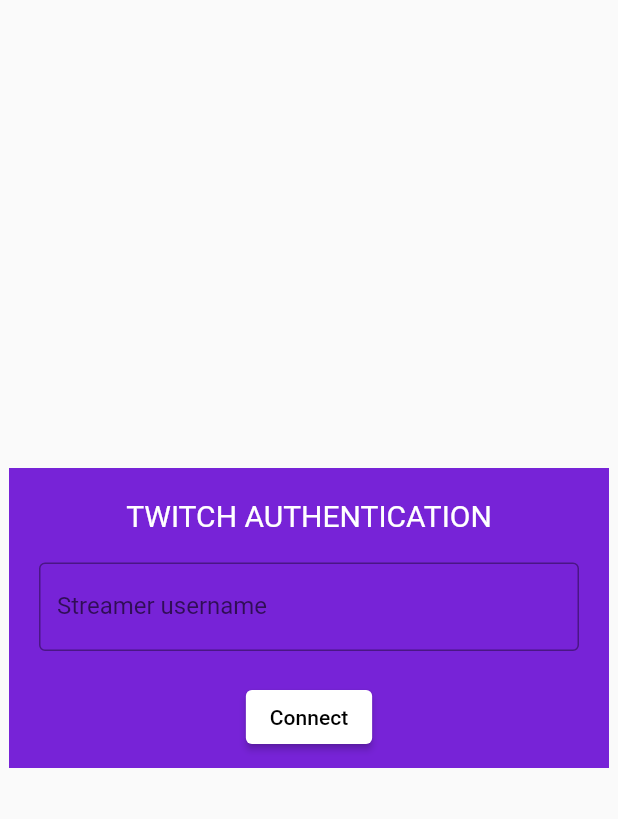
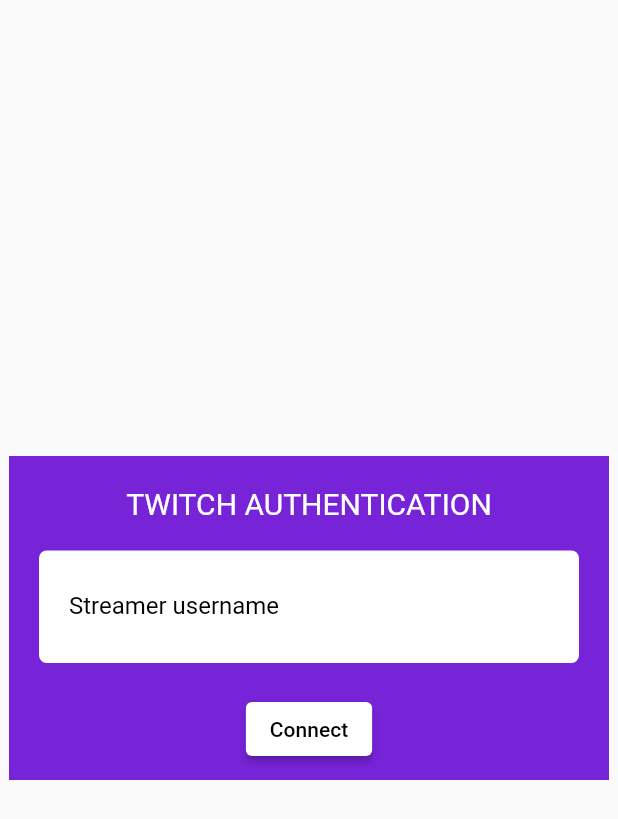
Before and after one commit to pariterre/twitch_manager, a Flutter app: the screen it shows after launch, on a phone screen of 412 x 824 dp. Shown: the top 819 px of the screen. Run offline on Flutter 3.47's test engine with Material 2 defaults, Android fonts, the phone set to English and light mode, and no system bars; our stand-ins replace shared_preferences.

```diff
--- a/lib/twitch_authentication_screen.dart
+++ b/lib/twitch_authentication_screen.dart
@@ -127,16 +127,16 @@ class _TwitchAuthenticationScreenState
     prefs.setString('moderator_username', moderatorUsername);
   }
 
-  Widget _buildWaitWhileLogging() {
+  Widget _buildWaitingMessage(String message) {
     return Column(
       mainAxisAlignment: MainAxisAlignment.center,
-      children: const [
+      children: [
         Center(
             child: Text(
-          'Please wait while we are logging you',
-          style: TextStyle(color: Colors.white),
+          message,
+          style: const TextStyle(color: Colors.white),
         )),
-        Padding(
+        const Padding(
           padding: EdgeInsets.all(8),
           child: CircularProgressIndicator(color: Colors.amber),
         ),
@@ -149,28 +149,78 @@ class _TwitchAuthenticationScreenState
   }
 
   Widget _buildLogginForms() {
-    return Column(
+    return Theme(
+      data: ThemeData(
+        inputDecorationTheme: const InputDecorationTheme(
+          labelStyle: TextStyle(color: Colors.black),
+          hintStyle: TextStyle(color: Colors.black),
+          border: OutlineInputBorder(),
+          filled: true,
+          fillColor: Colors.white,
+          enabledBorder:
+              OutlineInputBorder(borderSide: BorderSide(color: Colors.white)),
+          focusedBorder:
+              OutlineInputBorder(borderSide: BorderSide(color: Colors.white)),
+        ),
+      ),
+      child: Column(
         children: [
-        TextFormField(
+          Container(
+            padding: const EdgeInsets.all(8.0),
+            decoration: BoxDecoration(
+                color: Colors.white, borderRadius: BorderRadius.circular(5)),
+            child: TextFormField(
               onChanged: (newName) => streamerUsername = newName,
-          decoration: const InputDecoration(
-            border: OutlineInputBorder(),
-            labelText: 'Streamer username',
+              decoration: const InputDecoration(labelText: 'Streamer username'),
+              style: const TextStyle(color: Colors.black),
+              validator: (value) => value == null || value.isEmpty
+                  ? 'Please write a username'
+                  : null,
             ),
-          validator: (value) =>
-              value == null || value.isEmpty ? 'Please write a username' : null,
           ),
           const SizedBox(height: 8),
           if (widget.withModerator)
-          TextFormField(
+            Container(
+              padding: const EdgeInsets.all(8.0),
+              decoration: BoxDecoration(
+                  color: Colors.white, borderRadius: BorderRadius.circular(5)),
+              child: TextFormField(
                 onChanged: (newName) => moderatorUsername = newName,
-            decoration: const InputDecoration(
-              border: OutlineInputBorder(),
-              labelText: 'Moderator username',
-            ),
+                decoration:
+                    const InputDecoration(labelText: 'Moderator username'),
                 validator: (value) => value == null || value.isEmpty
                     ? 'Please write a moderator username'
                     : null,
+              ),
+            ),
+        ],
+      ),
+    );
+  }
+
+  Widget _buildConnexionGui() {
+    return Column(
+      children: [
+        if (_status == _ConnexionStatus.waitToEstablishConnexion)
+          Padding(
+            padding: const EdgeInsets.symmetric(horizontal: 20.0),
+            child: _buildLogginForms(),
+          ),
+        if (_status == _ConnexionStatus.waitForTwitchValidation)
+          _buildNavigateTo(),
+        if (_status == _ConnexionStatus.connected)
+          _buildWaitingMessage('Please wait while we are logging you'),
+        if (_status == _ConnexionStatus.waitToEstablishConnexion)
+          Padding(
+            padding: const EdgeInsets.only(top: 12.0, bottom: 10.0),
+            child: ElevatedButton(
+              onPressed: _connectToTwitch,
+              style: ElevatedButton.styleFrom(backgroundColor: Colors.white),
+              child: const Text(
+                'Connect',
+                style: TextStyle(color: Colors.black),
+              ),
+            ),
           ),
       ],
     );
@@ -199,43 +249,8 @@ class _TwitchAuthenticationScreenState
                         ),
                       ),
                       if (!snapshot.hasData)
-                        const Center(
-                          child: Padding(
-                            padding: EdgeInsets.all(8),
-                            child:
-                                CircularProgressIndicator(color: Colors.amber),
-                          ),
-                        ),
-                      if (snapshot.hasData)
-                        Column(
-                          children: [
-                            if (_status ==
-                                _ConnexionStatus.waitToEstablishConnexion)
-                              Padding(
-                                padding: const EdgeInsets.symmetric(
-                                    horizontal: 20.0),
-                                child: _buildLogginForms(),
-                              ),
-                            if (_status ==
-                                _ConnexionStatus.waitForTwitchValidation)
-                              _buildNavigateTo(),
-                            if (_status == _ConnexionStatus.connected)
-                              _buildWaitWhileLogging(),
-                            Padding(
-                              padding: const EdgeInsets.only(
-                                  top: 12.0, bottom: 10.0),
-                              child: ElevatedButton(
-                                onPressed: _connectToTwitch,
-                                style: ElevatedButton.styleFrom(
-                                    backgroundColor: Colors.white),
-                                child: const Text(
-                                  'Connect',
-                                  style: TextStyle(color: Colors.black),
-                                ),
-                              ),
-                            ),
-                          ],
-                        ),
+                        _buildWaitingMessage('Please wait'),
+                      if (snapshot.hasData) _buildConnexionGui(),
                     ],
                   )),
             )),
```
Lines whose indentation alone changed are shown as unchanged.
